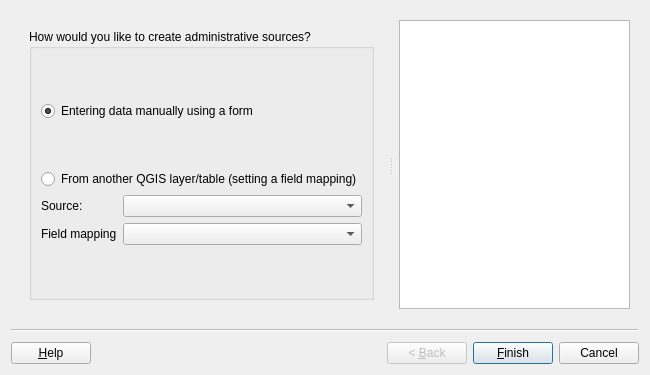
This is asistente_ladm_col/ui/wiz_create_administrative_source_cadastre.ui in SwissTierrasColombia/Asistente-LADM-COL as Qt 5 draws it before an edit. The edited form follows.
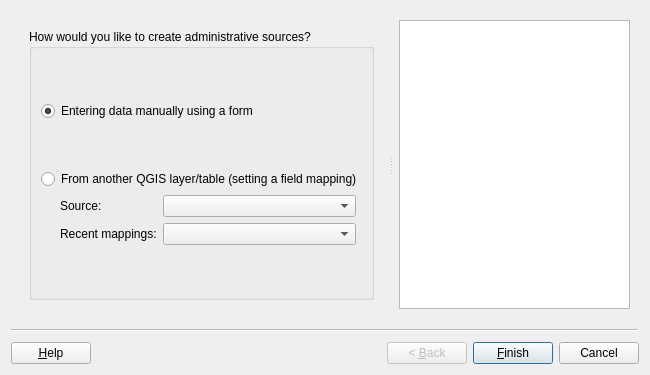
This is the edited form. Custom widgets are drawn as their Qt base class.

Diff of the .ui file:
```diff
--- a/asistente_ladm_col/ui/wiz_create_administrative_source_cadastre.ui
+++ b/asistente_ladm_col/ui/wiz_create_administrative_source_cadastre.ui
@@ -49,7 +49,7 @@
            <string>How would you like to create administrative sources?</string>
           </property>
           <layout class="QGridLayout" name="gridLayout_3">
-           <item row="0" column="0">
+           <item row="0" column="1">
             <spacer name="verticalSpacer_6">
              <property name="orientation">
               <enum>Qt::Vertical</enum>
@@ -72,7 +72,7 @@
              </property>
             </widget>
            </item>
-           <item row="2" column="0">
+           <item row="2" column="1">
             <spacer name="verticalSpacer_7">
              <property name="orientation">
               <enum>Qt::Vertical</enum>
@@ -85,7 +85,7 @@
              </property>
             </spacer>
            </item>
-           <item row="3" column="0" colspan="2">
+           <item row="3" column="0" colspan="3">
             <widget class="QRadioButton" name="rad_refactor">
              <property name="enabled">
               <bool>true</bool>
@@ -95,7 +95,23 @@
              </property>
             </widget>
            </item>
-           <item row="4" column="0" colspan="2">
+           <item row="4" column="0">
+            <spacer name="horizontalSpacer">
+             <property name="orientation">
+              <enum>Qt::Horizontal</enum>
+             </property>
+             <property name="sizeType">
+              <enum>QSizePolicy::Minimum</enum>
+             </property>
+             <property name="sizeHint" stdset="0">
+              <size>
+               <width>13</width>
+               <height>20</height>
+              </size>
+             </property>
+            </spacer>
+           </item>
+           <item row="4" column="1">
             <layout class="QGridLayout" name="gridLayout_2">
              <item row="0" column="0">
               <widget class="QLabel" name="lbl_refactor_source">
@@ -135,7 +151,7 @@
              <item row="1" column="0">
               <widget class="QLabel" name="lbl_field_mapping">
                <property name="text">
-                <string>Field mapping</string>
+                <string>Recent mappings:</string>
                </property>
               </widget>
              </item>
```
